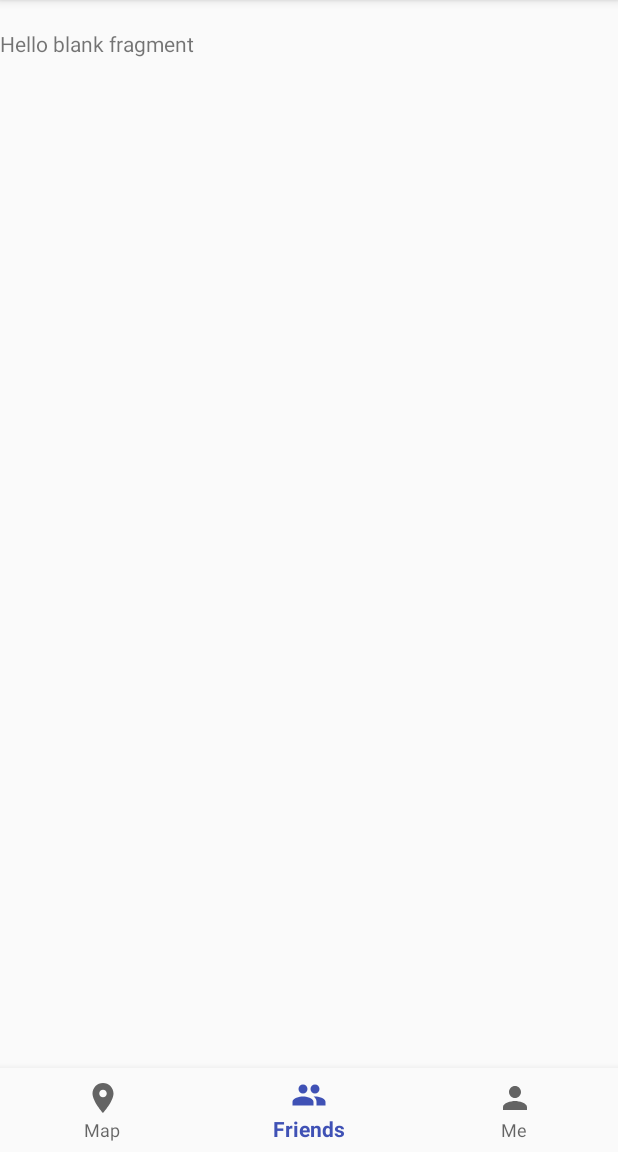
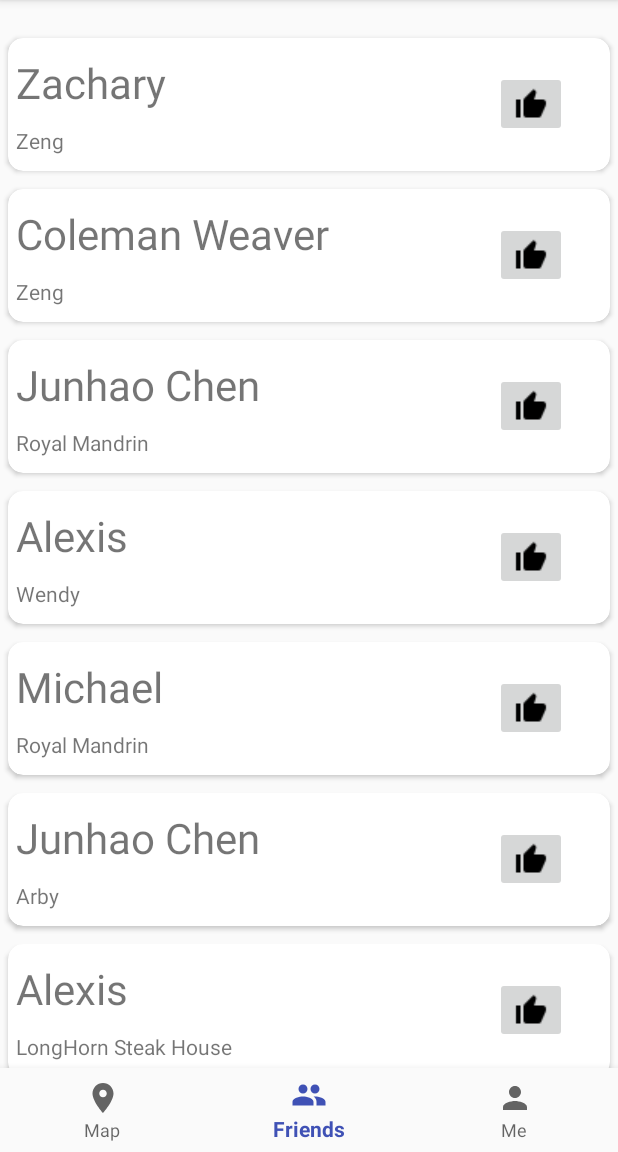
Before and after one commit to LlGOuDaN/WUT2EAT29, an Android app: the screen it shows after launch (MapsActivity), item 2 of the bottom bar chosen, on a phone screen of 412 x 824 dp, the part 84-1236 px from its top. Run offline under Robolectric (Android 15) with nearby library versions, the phone set to English and light mode, and no system bars.

Commit message:
Make FriendListFragment's RecyclerView
Randomly populate the FriendListFragment. The random name is repeatable now. Since we are going to use database in the future to implement it, I am not going to worry about it now.

```diff
--- a/Project/app/build.gradle
+++ b/Project/app/build.gradle
@@ -25,7 +25,9 @@ dependencies {
     implementation 'com.android.support:appcompat-v7:26.1.0'
     implementation 'com.android.support:design:26.1.0'
     implementation 'com.android.support.constraint:constraint-layout:1.0.2'
+    implementation 'com.android.support:cardview-v7:26.1.0'
     testImplementation 'junit:junit:4.12'
     androidTestImplementation 'com.android.support.test:runner:1.0.1'
     androidTestImplementation 'com.android.support.test.espresso:espresso-core:3.0.1'
+    compile 'com.android.support:recyclerview-v7:26.1.0'
 }
--- /dev/null
+++ b/Project/app/src/main/java/com/example/l8411/wut2eat29/Adapter/FriendsAdapter.java
@@ -0,0 +1,111 @@
+package com.example.l8411.wut2eat29.Adapter;
+
+import android.content.Context;
+import android.support.v7.widget.RecyclerView;
+import android.view.LayoutInflater;
+import android.view.View;
+import android.view.ViewGroup;
+import android.widget.TextView;
+
+import com.example.l8411.wut2eat29.R;
+
+import java.util.ArrayList;
+import java.util.Random;
+
+/**
+ * Created by chenj11 on 3/23/2018.
+ */
+
+public class FriendsAdapter extends RecyclerView.Adapter<FriendsAdapter.ViewHolder> {
+    private Context mContext;
+    private RecyclerView mRecyclerView;
+    final ArrayList<String> mNames = new ArrayList<>();
+    final ArrayList<String> mPlaces = new ArrayList<>();
+    private Random mRandom = new Random();
+    public FriendsAdapter(Context context, RecyclerView RV) {
+        mRecyclerView = RV;
+        mContext = context;
+        for (int i = 0; i < 10; i++) {
+            mNames.add(getRandomName());
+            mPlaces.add(getRandomPlaces());
+        }
+    }
+
+
+    private String getRandomName() {
+        String[] names = new String[]{
+                "Junhao Chen", "Yifei Li", "Yilun Wu", "Xin Xiao", "Yuankai Wang",
+                "Coleman Weaver", "", "Hailey", "Alexis", "Elizabeth",
+                "Michael", "Jacob", "Matthew", "Nicholas", "Christopher",
+                "Joseph", "Zachary", "Joshua", "Andrew", "William"
+        };
+        return names[mRandom.nextInt(names.length)];
+    }
+
+    private String getRandomPlaces() {
+        String[] places = new String[]{
+                "McDonald", "Burger King", "Chauncey", "Texas RoadHouse", "Zeng",
+                "Umi", "Tokyo", "Panda Garden", "Cafeteria", "Wendy",
+                "Buffalo Wild Wings", "LongHorn Steak House", "Arby", "Fifi's", "Royal Mandrin",
+                "Rickey's", "Square Donuts", "Chavas", "Pizza King", "J Gumbo's"
+        };
+        return places[mRandom.nextInt(places.length)];
+    }
+
+
+
+
+
+    @Override
+    public FriendsAdapter.ViewHolder onCreateViewHolder(ViewGroup parent, int viewType) {
+        View itemView = LayoutInflater.from(parent.getContext()).inflate(R.layout.friend_name_view,parent,false);
+        return new ViewHolder(itemView);
+    }
+
+    @Override
+    public void onBindViewHolder(FriendsAdapter.ViewHolder holder, int position) {
+        String name = mNames.get(position);
+        String place = mPlaces.get(position);
+        holder.nameTextView.setText(name);
+        holder.placeTextView.setText(place);
+    }
+
+
+    @Override
+    public int getItemCount() {
+        return mNames.size();
+    }
+
+
+
+
+    public void addName(){
+        mNames.add(0,getRandomName());
+        notifyItemInserted(0);
+        mRecyclerView.getLayoutManager().scrollToPosition(0);
+
+
+    }
+    public void deleteName(int position) {
+        mNames.remove(position);
+
+        notifyItemRemoved(position);
+    }
+
+    public class ViewHolder extends RecyclerView.ViewHolder{
+        TextView nameTextView;
+        TextView placeTextView;
+        public ViewHolder(View view){
+            super(view);
+            view.setOnLongClickListener(new View.OnLongClickListener() {
+                @Override
+                public boolean onLongClick(View view) {
+                    deleteName(getAdapterPosition());
+                    return false;
+                }
+            });
+            nameTextView = (TextView) view.findViewById(R.id.name_view);
+            placeTextView = (TextView) view.findViewById(R.id.place_view);
+        }
+    }
+}
--- a/Project/app/src/main/java/com/example/l8411/wut2eat29/Fragment/FriendListFragment.java
+++ b/Project/app/src/main/java/com/example/l8411/wut2eat29/Fragment/FriendListFragment.java
@@ -4,10 +4,13 @@ import android.content.Context;
 import android.net.Uri;
 import android.os.Bundle;
 import android.app.Fragment;
+import android.support.v7.widget.LinearLayoutManager;
+import android.support.v7.widget.RecyclerView;
 import android.view.LayoutInflater;
 import android.view.View;
 import android.view.ViewGroup;
 
+import com.example.l8411.wut2eat29.Adapter.FriendsAdapter;
 import com.example.l8411.wut2eat29.R;
 
 
@@ -28,7 +31,8 @@ public class FriendListFragment extends android.support.v4.app.Fragment {
     // TODO: Rename and change types of parameters
     private String mParam1;
     private String mParam2;
-
+    private FriendsAdapter mFriendsAdapter;
+    private View friendNameView;
     private OnFragmentInteractionListener mListener;
 
     public FriendListFragment() {
@@ -58,13 +62,20 @@ public class FriendListFragment extends android.support.v4.app.Fragment {
             mParam1 = getArguments().getString(ARG_PARAM1);
             mParam2 = getArguments().getString(ARG_PARAM2);
         }
+
     }
 
     @Override
     public View onCreateView(LayoutInflater inflater, ViewGroup container,
                              Bundle savedInstanceState) {
         // Inflate the layout for this fragment
-        return inflater.inflate(R.layout.fragment_friend_list, container, false);
+        View friendNameView =inflater.inflate(R.layout.fragment_friend_list, container, false);
+        RecyclerView recyclerView = (RecyclerView) friendNameView.findViewById(R.id.recycler_view) ;
+        recyclerView.setLayoutManager(new LinearLayoutManager(getActivity()));
+        recyclerView.setHasFixedSize(true);
+        mFriendsAdapter = new FriendsAdapter(getActivity(),recyclerView);
+        recyclerView.setAdapter(mFriendsAdapter);
+        return friendNameView;
     }
 
     // TODO: Rename method, update argument and hook method into UI event
--- a/Project/app/src/main/res/layout/fragment_friend_list.xml
+++ b/Project/app/src/main/res/layout/fragment_friend_list.xml
@@ -1,13 +1,20 @@
-<FrameLayout xmlns:android="http://schemas.android.com/apk/res/android"
+<?xml version="1.0" encoding="utf-8"?>
+<android.support.constraint.ConstraintLayout xmlns:android="http://schemas.android.com/apk/res/android"
+    xmlns:app="http://schemas.android.com/apk/res-auto"
     xmlns:tools="http://schemas.android.com/tools"
     android:layout_width="match_parent"
     android:layout_height="match_parent"
-    tools:context="com.example.l8411.wut2eat29.Fragment.FriendListFragment">
+    app:layout_behavior="@string/appbar_scrolling_view_behavior"
+    tools:context="com.example.l8411.wut2eat29.Fragment.FriendListFragment"
+    android:paddingBottom="50dp">
 
-    <!-- TODO: Update blank fragment layout -->
-    <TextView
+    <android.support.v7.widget.RecyclerView
         android:layout_width="match_parent"
         android:layout_height="match_parent"
-        android:text="@string/hello_blank_fragment" />
+        android:id="@+id/recycler_view"
+        app:layout_constraintBottom_toBottomOf="parent"
+        app:layout_constraintLeft_toLeftOf="parent"
+        app:layout_constraintRight_toRightOf="parent"
+        app:layout_constraintTop_toTopOf="parent" />
 
-</FrameLayout>
+</android.support.constraint.ConstraintLayout>
--- /dev/null
+++ b/Project/app/src/main/res/layout/friend_name_view.xml
@@ -0,0 +1,48 @@
+<?xml version="1.0" encoding="utf-8"?>
+<android.support.v7.widget.CardView android:layout_width="match_parent"
+    android:layout_height="wrap_content"
+    xmlns:app="http://schemas.android.com/apk/res-auto"
+    app:cardCornerRadius="10dp"
+    app:cardUseCompatPadding="true"
+    xmlns:android="http://schemas.android.com/apk/res/android">
+
+    <RelativeLayout xmlns:android="http://schemas.android.com/apk/res/android"
+        android:layout_width="match_parent" android:layout_height="wrap_content"
+        android:layout_marginTop="5dp"
+        android:layout_marginLeft="5dp"
+        android:layout_marginBottom="5dp"
+        android:layout_marginRight="5dp"
+        android:paddingBottom="5dp"
+        android:paddingTop="5dp">
+
+        <TextView
+            android:id="@+id/name_view"
+            android:layout_width="wrap_content"
+            android:layout_height="wrap_content"
+            android:layout_alignParentLeft="true"
+            android:layout_alignParentStart="true"
+            android:layout_alignParentTop="true"
+            android:textSize="28sp"
+            android:text="New Text" />
+
+        <TextView
+            android:id="@+id/place_view"
+            android:layout_width="wrap_content"
+            android:layout_height="wrap_content"
+            android:layout_alignParentLeft="true"
+            android:layout_alignParentStart="true"
+            android:layout_below="@+id/name_view"
+            android:layout_marginTop="10dp"
+            android:text="New Text" />
+
+        <ImageButton
+            android:id="@+id/imageButton"
+            android:layout_width="wrap_content"
+            android:layout_height="wrap_content"
+            android:layout_alignParentEnd="true"
+            android:layout_centerVertical="true"
+            android:layout_marginEnd="23dp"
+            app:srcCompat="@drawable/icons8_thumbs_up_24" />
+
+    </RelativeLayout>
+</android.support.v7.widget.CardView>
```
Also changed, not shown: Project/app/src/main/res/drawable-v24/icons8_thumbs_up_24.png (added).
